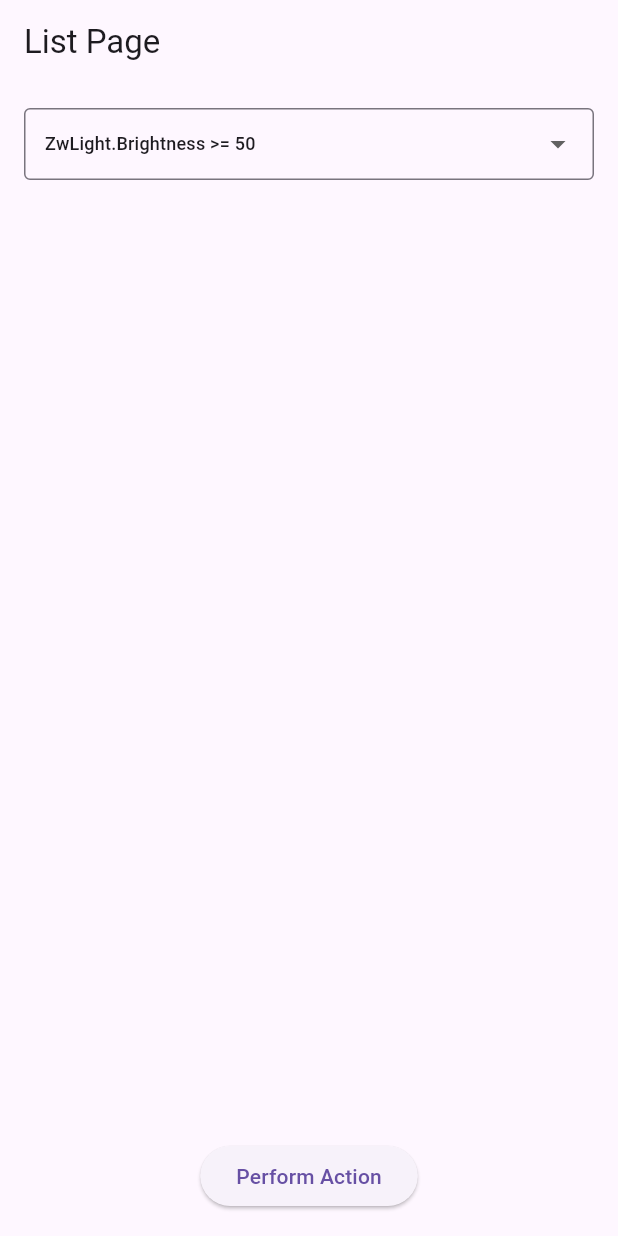
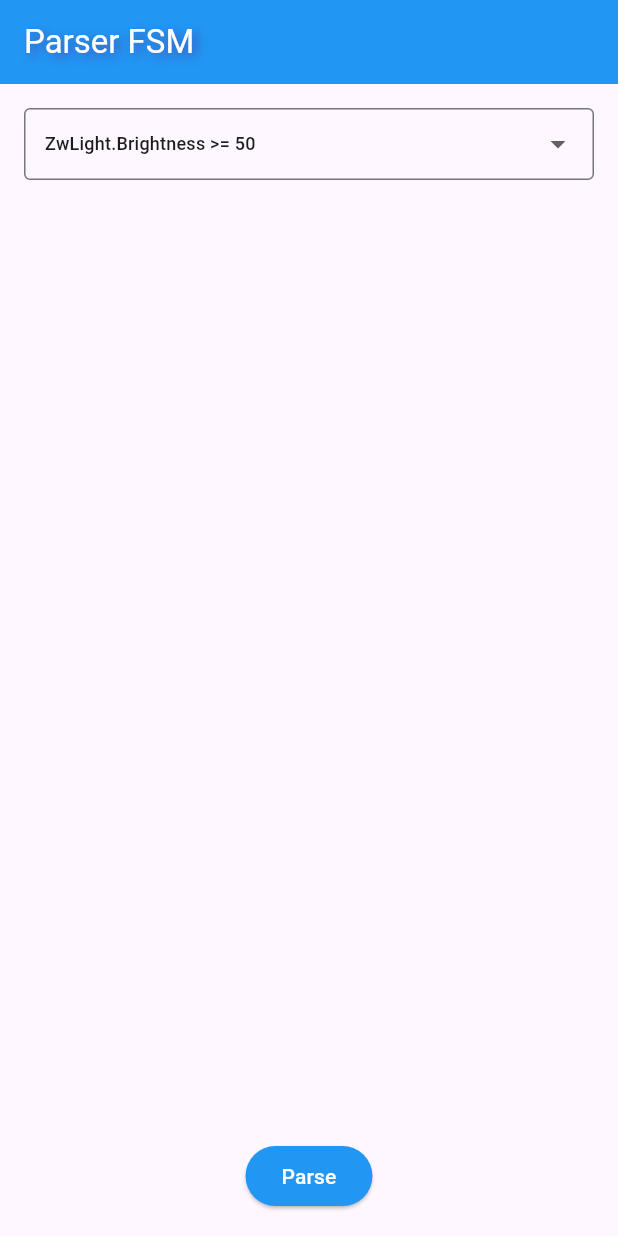
Before and after one commit to mk590901/parser-fsm, a Flutter app: the screen it shows after launch, on a phone screen of 412 x 824 dp. Run offline on Flutter 3.47's test engine with Material 3 defaults, Android fonts, the phone set to English and light mode, and no system bars; our stand-ins replace flutter_bloc.

Commit message:
Update sources

```diff
--- a/lib/bloc/list_bloc.dart
+++ b/lib/bloc/list_bloc.dart
@@ -1,6 +1,5 @@
 // list_bloc.dart
 import 'package:flutter_bloc/flutter_bloc.dart';
-
 import '../parser_state_machine/operators.dart';
 import '../parser_state_machine/parser_controller.dart';
 
@@ -12,14 +11,13 @@ class SelectOptionEvent extends ListEvent {
   SelectOptionEvent(this.option);
 }
 
-//class AddItemEvent extends ListEvent {}
-
 class AddItemEvent extends ListEvent {
-  final String item; // Добавляем поле для строки
-  AddItemEvent(this.item); // Конструктор с обязательным параметром
+  final String item;
+  AddItemEvent(this.item);
 }
 
 class ClearListEvent extends ListEvent {}
+
 class PerformActionEvent extends ListEvent {}
 
 // States
@@ -27,15 +25,9 @@ class ListState {
   final String selectedOption;
   final List<String> items;
 
-  ListState({
-    required this.selectedOption,
-    required this.items,
-  });
+  ListState({required this.selectedOption, required this.items});
 
-  ListState copyWith({
-    String? selectedOption,
-    List<String>? items,
-  }) {
+  ListState copyWith({String? selectedOption, List<String>? items}) {
     return ListState(
       selectedOption: selectedOption ?? this.selectedOption,
       items: items ?? this.items,
@@ -45,18 +37,15 @@ class ListState {
 
 // BLoC
 class ListBloc extends Bloc<ListEvent, ListState> {
-  ListBloc() : super(ListState(selectedOption: 'ZwLight.Brightness >= 50', items: [])) {
+  ListBloc()
+    : super(ListState(selectedOption: 'ZwLight.Brightness >= 50', items: [])) {
     on<SelectOptionEvent>((event, emit) {
       emit(state.copyWith(selectedOption: event.option));
     });
 
-    // on<AddItemEvent>((event, emit) {
-    //   final newItems = List<String>.from(state.items)..add('Item ${state.items.length + 1}');
-    //   emit(state.copyWith(items: newItems));
-    // });
-
     on<AddItemEvent>((event, emit) {
-      final newItems = List<String>.from(state.items)..add(event.item); // Используем переданную строку
+      final newItems = List<String>.from(state.items)
+        ..add(event.item);
       emit(state.copyWith(items: newItems));
     });
 
@@ -65,19 +54,12 @@ class ListBloc extends Bloc<ListEvent, ListState> {
     });
 
     on<PerformActionEvent>((event, emit) {
-
-      // final newItems = List<String>.from(state.items);
-      // newItems.addAll([
-      //   'Action result 1',
-      //   'Action result 2',
-      // ]);
-      // emit(state.copyWith(items: newItems));
-
-      ParserController parserController = ParserController(this, state.selectedOption,
-          Operators());
+      ParserController parserController = ParserController(
+        this,
+        state.selectedOption,
+        Operators(),
+      );
       parserController.parse();
-
-
     });
   }
 }
--- a/lib/main.dart
+++ b/lib/main.dart
@@ -3,20 +3,35 @@ import 'package:flutter_bloc/flutter_bloc.dart';
 import 'bloc/list_bloc.dart';
 
 void main() {
-  runApp(const MaterialApp(
-    home: ListPage(),
-  ));
+  runApp(const MaterialApp(home: ParserPage()));
 }
 
-class ListPage extends StatelessWidget {
-  const ListPage({super.key});
+class ParserPage extends StatelessWidget {
+  const ParserPage({super.key});
 
   @override
   Widget build(BuildContext context) {
     return BlocProvider(
       create: (_) => ListBloc(),
       child: Scaffold(
-        appBar: AppBar(title: const Text('List Page')),
+        appBar: AppBar(
+          title: Text(
+            'Parser FSM',
+            style: const TextStyle(
+              color: Colors.white,
+              fontSize: 22,
+              fontStyle: FontStyle.normal,
+              shadows: [
+                Shadow(
+                  blurRadius: 8.0,
+                  color: Colors.indigo,
+                  offset: Offset(3.0, 3.0),
+                ),
+              ],
+            ),
+          ),
+          backgroundColor: Colors.blue,
+        ),
         body: Column(
           children: [
             // ComboBox
@@ -31,22 +46,27 @@ class ListPage extends StatelessWidget {
                       border: OutlineInputBorder(),
                       contentPadding: EdgeInsets.symmetric(horizontal: 10),
                     ),
-                     items: [
+                    items:
+                        [
                           'ZwLight.Brightness >= 50',
                           'ZwLight.Brightness>= 50',
                           'ZwLight.Brightness >= (50 + BLE.Light.Brightness)',
-                      'ZwLight.Brightness >= (50+4*8-BLE.Light.Brightness)'
+                          'ZwLight.Brightness >= (50+4*8-BLE.Light.Brightness)',
                         ].map((String value) {
                           return DropdownMenuItem<String>(
                             value: value,
                             child: Text(
-                          value, overflow: TextOverflow.ellipsis, style: TextStyle(fontSize: 12),
+                              value,
+                              overflow: TextOverflow.ellipsis,
+                              style: TextStyle(fontSize: 12),
                             ),
                           );
                         }).toList(),
                     onChanged: (newValue) {
                       if (newValue != null) {
-                        context.read<ListBloc>().add(SelectOptionEvent(newValue));
+                        context.read<ListBloc>().add(
+                          SelectOptionEvent(newValue),
+                        );
                         context.read<ListBloc>().add(ClearListEvent());
                       }
                     },
@@ -65,12 +85,14 @@ class ListPage extends StatelessWidget {
                           itemCount: state.items.length,
                           itemBuilder: (context, index) {
                             return ListTile(
-                              title: Text(state.items[index], style: TextStyle(fontSize: 12)),
+                              title: Text(
+                                state.items[index],
+                                style: TextStyle(fontSize: 12),
+                              ),
                             );
                           },
                         ),
                       ),
-
                       Padding(
                         padding: const EdgeInsets.all(16.0),
                         child: Wrap(
@@ -78,31 +100,24 @@ class ListPage extends StatelessWidget {
                           runSpacing: 8.0,
                           alignment: WrapAlignment.center,
                           children: [
-                            // ElevatedButton(
-                            //   onPressed: () {
-                            //     context.read<ListBloc>().add(AddItemEvent());
-                            //   },
-                            //   child: const Text('Add Item'),
-                            // ),
-                            // ElevatedButton(
-                            //   onPressed: () {
-                            //     context.read<ListBloc>().add(ClearListEvent());
-                            //     print ('Option->[${context.read<ListBloc>().state.selectedOption}]');
-                            //
-                            //   },
-                            //   child: const Text('Clear'),
-                            // ),
                             ElevatedButton(
                               onPressed: () {
-                                context.read<ListBloc>().add(PerformActionEvent());
-                                //print ('Option->[${context.read<ListBloc>().state.selectedOption}]');
+                                context.read<ListBloc>().add(ClearListEvent());
+                                context.read<ListBloc>().add(
+                                  PerformActionEvent(),
+                                );
                               },
-                              child: const Text('Perform Action'),
+                              style: ElevatedButton.styleFrom(
+                                backgroundColor: Colors.blue,
+                              ),
+                              child: const Text(
+                                'Parse',
+                                style: TextStyle(color: Colors.white),
+                              ),
                             ),
                           ],
                         ),
                       ),
-
                     ],
                   );
                 },
@@ -114,134 +129,3 @@ class ListPage extends StatelessWidget {
     );
   }
 }
-
-/*
-void main() {
-  runApp(const MyApp());
-}
-
-class MyApp extends StatelessWidget {
-  const MyApp({super.key});
-
-  // This widget is the root of your application.
-  @override
-  Widget build(BuildContext context) {
-    return MaterialApp(
-      title: 'Flutter Demo',
-      theme: ThemeData(
-        // This is the theme of your application.
-        //
-        // TRY THIS: Try running your application with "flutter run". You'll see
-        // the application has a purple toolbar. Then, without quitting the app,
-        // try changing the seedColor in the colorScheme below to Colors.green
-        // and then invoke "hot reload" (save your changes or press the "hot
-        // reload" button in a Flutter-supported IDE, or press "r" if you used
-        // the command line to start the app).
-        //
-        // Notice that the counter didn't reset back to zero; the application
-        // state is not lost during the reload. To reset the state, use hot
-        // restart instead.
-        //
-        // This works for code too, not just values: Most code changes can be
-        // tested with just a hot reload.
-        colorScheme: ColorScheme.fromSeed(seedColor: Colors.deepPurple),
-      ),
-      home: const MyHomePage(title: 'Flutter Demo Home Page'),
-    );
-  }
-}
-
-class MyHomePage extends StatefulWidget {
-  const MyHomePage({super.key, required this.title});
-
-  // This widget is the home page of your application. It is stateful, meaning
-  // that it has a State object (defined below) that contains fields that affect
-  // how it looks.
-
-  // This class is the configuration for the state. It holds the values (in this
-  // case the title) provided by the parent (in this case the App widget) and
-  // used by the build method of the State. Fields in a Widget subclass are
-  // always marked "final".
-
-  final String title;
-
-  @override
-  State<MyHomePage> createState() => _MyHomePageState();
-}
-
-class _MyHomePageState extends State<MyHomePage> {
-  int _counter = 0;
-
-  void _incrementCounter() {
-    setState(() {
-      // This call to setState tells the Flutter framework that something has
-      // changed in this State, which causes it to rerun the build method below
-      // so that the display can reflect the updated values. If we changed
-      // _counter without calling setState(), then the build method would not be
-      // called again, and so nothing would appear to happen.
-      //_counter++;
-
-      //ParserController parserController = ParserController('ZwLight.Brightness >= 50', Operators());
-      //ParserController parserController = ParserController('ZwLight.Brightness>= 50', Operators());
-      //ParserController parserController = ParserController('ZwLight.Brightness >= (50 + BLE.Light.Brightness)', Operators());
-      ParserController parserController = ParserController('ZwLight.Brightness >= (50+4*8-BLE.Light.Brightness)', Operators());
-      parserController.parse();
-
-    });
-  }
-
-  @override
-  Widget build(BuildContext context) {
-    // This method is rerun every time setState is called, for instance as done
-    // by the _incrementCounter method above.
-    //
-    // The Flutter framework has been optimized to make rerunning build methods
-    // fast, so that you can just rebuild anything that needs updating rather
-    // than having to individually change instances of widgets.
-    return Scaffold(
-      appBar: AppBar(
-        // TRY THIS: Try changing the color here to a specific color (to
-        // Colors.amber, perhaps?) and trigger a hot reload to see the AppBar
-        // change color while the other colors stay the same.
-        backgroundColor: Theme.of(context).colorScheme.inversePrimary,
-        // Here we take the value from the MyHomePage object that was created by
-        // the App.build method, and use it to set our appbar title.
-        title: Text(widget.title),
-      ),
-      body: Center(
-        // Center is a layout widget. It takes a single child and positions it
-        // in the middle of the parent.
-        child: Column(
-          // Column is also a layout widget. It takes a list of children and
-          // arranges them vertically. By default, it sizes itself to fit its
-          // children horizontally, and tries to be as tall as its parent.
-          //
-          // Column has various properties to control how it sizes itself and
-          // how it positions its children. Here we use mainAxisAlignment to
-          // center the children vertically; the main axis here is the vertical
-          // axis because Columns are vertical (the cross axis would be
-          // horizontal).
-          //
-          // TRY THIS: Invoke "debug painting" (choose the "Toggle Debug Paint"
-          // action in the IDE, or press "p" in the console), to see the
-          // wireframe for each widget.
-          mainAxisAlignment: MainAxisAlignment.center,
-          children: <Widget>[
-            const Text('You have pushed the button this many times:'),
-            Text(
-              '$_counter',
-              style: Theme.of(context).textTheme.headlineMedium,
-            ),
-          ],
-        ),
-      ),
-      floatingActionButton: FloatingActionButton(
-        onPressed: _incrementCounter,
-        tooltip: 'Increment',
-        child: const Icon(Icons.add),
-      ), // This trailing comma makes auto-formatting nicer for build methods.
-    );
-  }
-}
-
- */
--- a/lib/parser_state_machine/parser_trans_methods.dart
+++ b/lib/parser_state_machine/parser_trans_methods.dart
@@ -11,7 +11,6 @@ class onInit implements ITransitionMethod {
   @override
   void execute([var data]) {
     print("@onInit $data");
-    //data?.call();
   }
 }
 
@@ -19,7 +18,6 @@ class setError implements ITransitionMethod {
   @override
   void execute([var data]) {
     print("@setError $data");
-    //data?.call();
   }
 }
 
```
Also changed, not shown: parser_.svg (added), 6 other files. Lines whose indentation alone changed are shown as unchanged.
